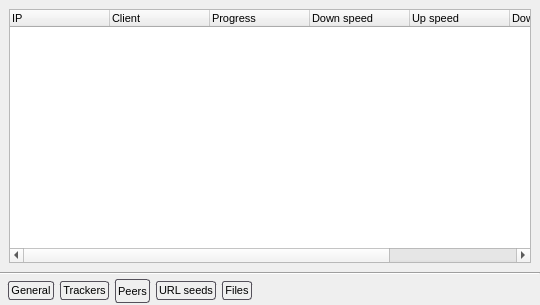
Above: src/propertiesWidget.ui from SysAdminDoc/qBittorrent-Vanced before the change. Below: the same form after it.
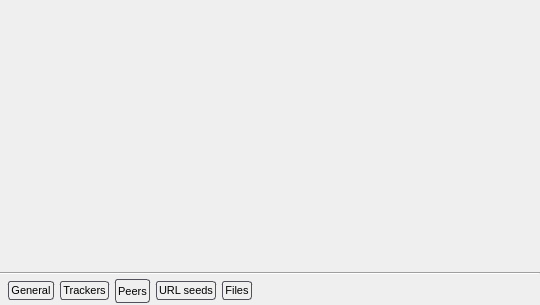
That is the form after the change. The open tabs and pages were chosen to show the change. Icons and pictures are not drawn.

Commit message: - Initial implementation of Peer list

Diff of the .ui file:
```diff
--- a/src/propertiesWidget.ui
+++ b/src/propertiesWidget.ui
@@ -730,59 +730,7 @@
       </layout>
      </widget>
      <widget class="QWidget" name="page_5">
-      <layout class="QVBoxLayout" name="verticalLayout_13">
-       <item>
-        <widget class="QTreeWidget" name="peersList">
-         <property name="rootIsDecorated">
-          <bool>false</bool>
-         </property>
-         <property name="itemsExpandable">
-          <bool>false</bool>
-         </property>
-         <property name="allColumnsShowFocus">
-          <bool>true</bool>
-         </property>
-         <property name="expandsOnDoubleClick">
-          <bool>false</bool>
-         </property>
-         <column>
-          <property name="text">
-           <string>IP</string>
-          </property>
-         </column>
-         <column>
-          <property name="text">
-           <string>Client</string>
-          </property>
-         </column>
-         <column>
-          <property name="text">
-           <string>Progress</string>
-          </property>
-         </column>
-         <column>
-          <property name="text">
-           <string>Down speed</string>
-          </property>
-         </column>
-         <column>
-          <property name="text">
-           <string>Up speed</string>
-          </property>
-         </column>
-         <column>
-          <property name="text">
-           <string>Downloaded</string>
-          </property>
-         </column>
-         <column>
-          <property name="text">
-           <string>Uploaded</string>
-          </property>
-         </column>
-        </widget>
-       </item>
-      </layout>
+      <layout class="QVBoxLayout" name="peerpage_layout"/>
      </widget>
      <widget class="QWidget" name="page_3">
       <layout class="QVBoxLayout" name="verticalLayout_9">
```
The commit also changes 9 other files.
